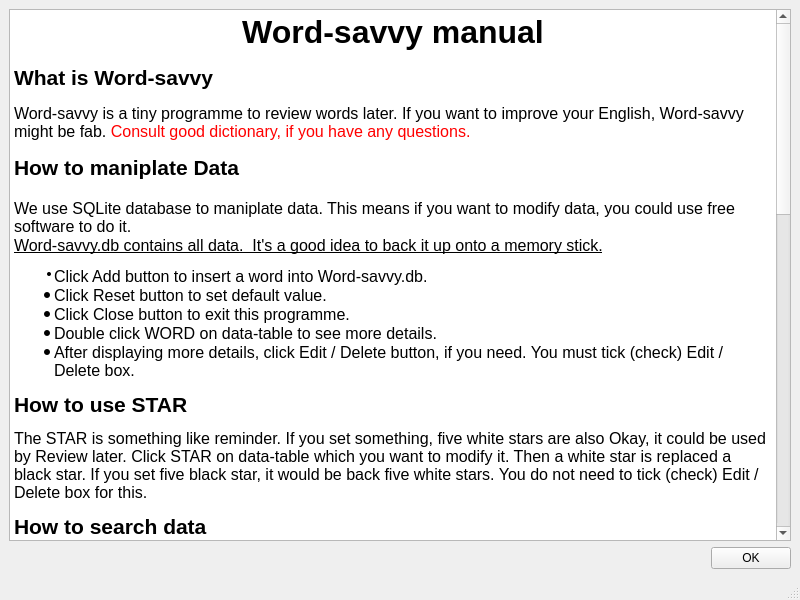
Above: manual.ui from m-fujimoto/Word-savvy before the change. Below: the same form after it.
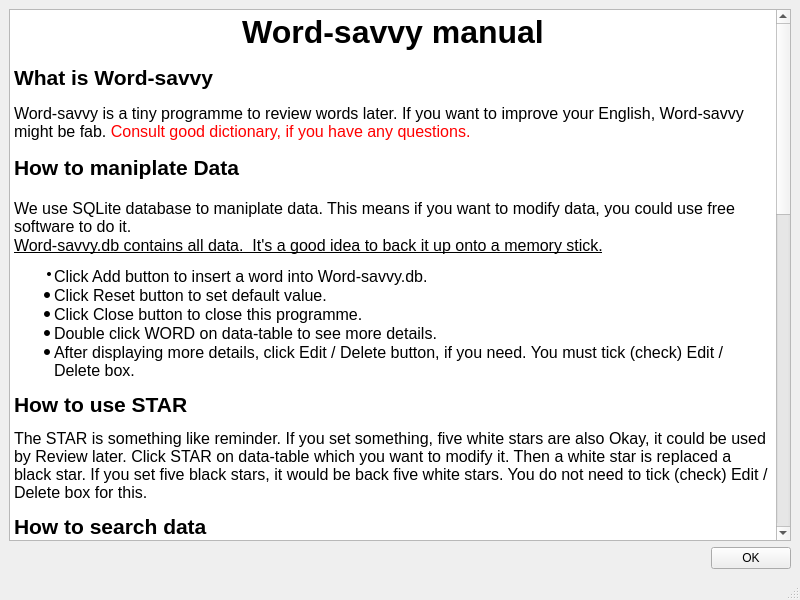
That is the form after the change.

What changed in the file:
```diff
--- a/manual.ui
+++ b/manual.ui
@@ -23,24 +23,24 @@
          <string>&lt;!DOCTYPE HTML PUBLIC &quot;-//W3C//DTD HTML 4.0//EN&quot; &quot;http://www.w3.org/TR/REC-html40/strict.dtd&quot;&gt;
 &lt;html&gt;&lt;head&gt;&lt;meta name=&quot;qrichtext&quot; content=&quot;1&quot; /&gt;&lt;style type=&quot;text/css&quot;&gt;
 p, li { white-space: pre-wrap; }
-&lt;/style&gt;&lt;/head&gt;&lt;body style=&quot; font-family:'Sans Serif'; font-size:9pt; font-weight:400; font-style:normal;&quot;&gt;
+&lt;/style&gt;&lt;/head&gt;&lt;body style=&quot; font-family:'MS Shell Dlg 2'; font-size:8.25pt; font-weight:400; font-style:normal;&quot;&gt;
 &lt;p align=&quot;center&quot; style=&quot; margin-top:0px; margin-bottom:0px; margin-left:0px; margin-right:0px; -qt-block-indent:0; text-indent:0px;&quot;&gt;&lt;span style=&quot; font-family:'Sans Serif'; font-size:24pt; font-weight:600;&quot;&gt;Word-savvy manual&lt;/span&gt;&lt;/p&gt;
-&lt;p style=&quot;-qt-paragraph-type:empty; margin-top:0px; margin-bottom:0px; margin-left:0px; margin-right:0px; -qt-block-indent:0; text-indent:0px; font-family:'Sans Serif'; font-weight:600;&quot;&gt;&lt;br /&gt;&lt;/p&gt;
+&lt;p style=&quot;-qt-paragraph-type:empty; margin-top:0px; margin-bottom:0px; margin-left:0px; margin-right:0px; -qt-block-indent:0; text-indent:0px; font-family:'Sans Serif'; font-size:9pt; font-weight:600;&quot;&gt;&lt;br /&gt;&lt;/p&gt;
 &lt;p style=&quot; margin-top:0px; margin-bottom:0px; margin-left:0px; margin-right:0px; -qt-block-indent:0; text-indent:0px;&quot;&gt;&lt;span style=&quot; font-family:'Sans Serif'; font-size:16pt; font-weight:600;&quot;&gt;What is Word-savvy&lt;/span&gt;&lt;/p&gt;
-&lt;p style=&quot;-qt-paragraph-type:empty; margin-top:0px; margin-bottom:0px; margin-left:0px; margin-right:0px; -qt-block-indent:0; text-indent:0px; font-family:'Sans Serif';&quot;&gt;&lt;br /&gt;&lt;/p&gt;
+&lt;p style=&quot;-qt-paragraph-type:empty; margin-top:0px; margin-bottom:0px; margin-left:0px; margin-right:0px; -qt-block-indent:0; text-indent:0px; font-family:'Sans Serif'; font-size:9pt;&quot;&gt;&lt;br /&gt;&lt;/p&gt;
 &lt;p style=&quot; margin-top:0px; margin-bottom:0px; margin-left:0px; margin-right:0px; -qt-block-indent:0; text-indent:0px;&quot;&gt;&lt;span style=&quot; font-family:'Sans Serif'; font-size:12pt;&quot;&gt;Word-savvy is a tiny programme to review words later. If you want to improve your English, Word-savvy might be fab.&lt;/span&gt;&lt;span style=&quot; font-family:'Sans Serif'; font-size:12pt; color:#ff0000;&quot;&gt; Consult good dictionary, if you have any questions.&lt;/span&gt;&lt;/p&gt;
-&lt;p style=&quot;-qt-paragraph-type:empty; margin-top:0px; margin-bottom:0px; margin-left:0px; margin-right:0px; -qt-block-indent:0; text-indent:0px; font-family:'Sans Serif'; color:#ff0000;&quot;&gt;&lt;br /&gt;&lt;/p&gt;
+&lt;p style=&quot;-qt-paragraph-type:empty; margin-top:0px; margin-bottom:0px; margin-left:0px; margin-right:0px; -qt-block-indent:0; text-indent:0px; font-family:'Sans Serif'; font-size:9pt; color:#ff0000;&quot;&gt;&lt;br /&gt;&lt;/p&gt;
 &lt;p style=&quot; margin-top:0px; margin-bottom:0px; margin-left:0px; margin-right:0px; -qt-block-indent:0; text-indent:0px;&quot;&gt;&lt;span style=&quot; font-family:'Sans Serif'; font-size:16pt; font-weight:600;&quot;&gt;How to maniplate Data&lt;/span&gt;&lt;/p&gt;
 &lt;p style=&quot;-qt-paragraph-type:empty; margin-top:0px; margin-bottom:0px; margin-left:0px; margin-right:0px; -qt-block-indent:0; text-indent:0px; font-family:'Sans Serif'; font-size:12pt;&quot;&gt;&lt;br /&gt;&lt;/p&gt;
 &lt;p style=&quot; margin-top:0px; margin-bottom:0px; margin-left:0px; margin-right:0px; -qt-block-indent:0; text-indent:0px;&quot;&gt;&lt;span style=&quot; font-family:'Sans Serif'; font-size:12pt;&quot;&gt;We use SQLite database to maniplate data. This means if you want to modify data, you could use free software to do it. &lt;/span&gt;&lt;/p&gt;
 &lt;p style=&quot; margin-top:0px; margin-bottom:0px; margin-left:0px; margin-right:0px; -qt-block-indent:0; text-indent:0px;&quot;&gt;&lt;span style=&quot; font-family:'Sans Serif'; font-size:12pt; text-decoration: underline;&quot;&gt;Word-savvy.db contains all data.  &lt;/span&gt;&lt;a name=&quot;back_pvg_9&quot;&gt;&lt;/a&gt;&lt;span style=&quot; font-family:'Sans Serif'; font-size:12pt; text-decoration: underline;&quot;&gt;I&lt;/span&gt;&lt;span style=&quot; font-family:'Sans Serif'; font-size:12pt; text-decoration: underline;&quot;&gt;t's a good idea to back it up onto a memory stick.&lt;/span&gt;&lt;/p&gt;
-&lt;ul style=&quot;margin-top: 0px; margin-bottom: 0px; margin-left: 0px; margin-right: 0px; -qt-list-indent: 1;&quot;&gt;&lt;li style=&quot; font-family:'Sans Serif';&quot; style=&quot; margin-top:12px; margin-bottom:0px; margin-left:0px; margin-right:0px; -qt-block-indent:0; text-indent:0px;&quot;&gt;&lt;span style=&quot; font-size:12pt;&quot;&gt;Click Add button to insert a word into Word-savvy.db.	&lt;/span&gt;&lt;/li&gt;
+&lt;ul style=&quot;margin-top: 0px; margin-bottom: 0px; margin-left: 0px; margin-right: 0px; -qt-list-indent: 1;&quot;&gt;&lt;li style=&quot; font-family:'Sans Serif'; font-size:9pt;&quot; style=&quot; margin-top:12px; margin-bottom:0px; margin-left:0px; margin-right:0px; -qt-block-indent:0; text-indent:0px;&quot;&gt;&lt;span style=&quot; font-size:12pt;&quot;&gt;Click Add button to insert a word into Word-savvy.db.	&lt;/span&gt;&lt;/li&gt;
 &lt;li style=&quot; font-family:'Sans Serif'; font-size:12pt;&quot; style=&quot; margin-top:0px; margin-bottom:0px; margin-left:0px; margin-right:0px; -qt-block-indent:0; text-indent:0px;&quot;&gt;Click Reset button to set default value.	&lt;/li&gt;
-&lt;li style=&quot; font-family:'Sans Serif'; font-size:12pt;&quot; style=&quot; margin-top:0px; margin-bottom:0px; margin-left:0px; margin-right:0px; -qt-block-indent:0; text-indent:0px;&quot;&gt;Click Close button to exit this programme.	&lt;/li&gt;
+&lt;li style=&quot; font-family:'Sans Serif'; font-size:12pt;&quot; style=&quot; margin-top:0px; margin-bottom:0px; margin-left:0px; margin-right:0px; -qt-block-indent:0; text-indent:0px;&quot;&gt;Click Close button to close this programme.	&lt;/li&gt;
 &lt;li style=&quot; font-family:'Sans Serif'; font-size:12pt;&quot; style=&quot; margin-top:0px; margin-bottom:0px; margin-left:0px; margin-right:0px; -qt-block-indent:0; text-indent:0px;&quot;&gt;Double click WORD on data-table to see more details.	&lt;/li&gt;
 &lt;li style=&quot; font-family:'Sans Serif'; font-size:12pt;&quot; style=&quot; margin-top:0px; margin-bottom:12px; margin-left:0px; margin-right:0px; -qt-block-indent:0; text-indent:0px;&quot;&gt;After displaying more details, click Edit / Delete button, if you need. You must tick (check) Edit / Delete box.&lt;/li&gt;&lt;/ul&gt;
 &lt;p style=&quot; margin-top:0px; margin-bottom:12px; margin-left:0px; margin-right:0px; -qt-block-indent:0; text-indent:0px;&quot;&gt;&lt;span style=&quot; font-family:'Sans Serif'; font-size:16pt; font-weight:600;&quot;&gt;How to use STAR&lt;/span&gt;&lt;/p&gt;
-&lt;p style=&quot; margin-top:0px; margin-bottom:12px; margin-left:0px; margin-right:0px; -qt-block-indent:0; text-indent:0px;&quot;&gt;&lt;span style=&quot; font-family:'Sans Serif'; font-size:12pt;&quot;&gt;The STAR is something like reminder. If you set something, five white stars are also Okay, it could be used by Review later. Click STAR on data-table which you want to modify it. Then a white star is replaced a black star. If you set five black star, it would be back five white stars. You do not need to tick (check) Edit / Delete box for this.&lt;/span&gt;&lt;/p&gt;
+&lt;p style=&quot; margin-top:0px; margin-bottom:12px; margin-left:0px; margin-right:0px; -qt-block-indent:0; text-indent:0px;&quot;&gt;&lt;span style=&quot; font-family:'Sans Serif'; font-size:12pt;&quot;&gt;The STAR is something like reminder. If you set something, five white stars are also Okay, it could be used by Review later. Click STAR on data-table which you want to modify it. Then a white star is replaced a black star. If you set five black stars, it would be back five white stars. You do not need to tick (check) Edit / Delete box for this.&lt;/span&gt;&lt;/p&gt;
 &lt;p style=&quot; margin-top:0px; margin-bottom:0px; margin-left:0px; margin-right:0px; -qt-block-indent:0; text-indent:0px;&quot;&gt;&lt;span style=&quot; font-family:'Sans Serif'; font-size:16pt; font-weight:600;&quot;&gt;How to search data&lt;/span&gt;&lt;/p&gt;
 &lt;p style=&quot;-qt-paragraph-type:empty; margin-top:0px; margin-bottom:0px; margin-left:0px; margin-right:0px; -qt-block-indent:0; text-indent:0px; font-family:'Sans Serif'; font-size:12pt;&quot;&gt;&lt;br /&gt;&lt;/p&gt;
 &lt;p style=&quot; margin-top:0px; margin-bottom:0px; margin-left:0px; margin-right:0px; -qt-block-indent:0; text-indent:0px;&quot;&gt;&lt;span style=&quot; font-family:'Sans Serif'; font-size:12pt;&quot;&gt;You must set KEYWORD to do the following .&lt;/span&gt;&lt;/p&gt;
@@ -57,18 +57,18 @@
 &lt;p style=&quot; margin-top:0px; margin-bottom:0px; margin-left:0px; margin-right:0px; -qt-block-indent:0; text-indent:0px;&quot;&gt;&lt;span style=&quot; font-family:'Sans Serif'; font-size:12pt;&quot;&gt;To lean Oxford Learner's Word Lists, your vocabulary would increase effectively. &lt;/span&gt;&lt;/p&gt;
 &lt;p style=&quot;-qt-paragraph-type:empty; margin-top:0px; margin-bottom:0px; margin-left:0px; margin-right:0px; -qt-block-indent:0; text-indent:0px; font-family:'Sans Serif'; font-size:12pt;&quot;&gt;&lt;br /&gt;&lt;/p&gt;
 &lt;p style=&quot; margin-top:0px; margin-bottom:0px; margin-left:0px; margin-right:0px; -qt-block-indent:0; text-indent:0px;&quot;&gt;&lt;span style=&quot; font-family:'Sans Serif'; font-size:16pt; font-weight:600;&quot;&gt;What is the CEFR?&lt;/span&gt;&lt;/p&gt;
-&lt;ul style=&quot;margin-top: 0px; margin-bottom: 0px; margin-left: 0px; margin-right: 0px; -qt-list-indent: 1;&quot;&gt;&lt;li style=&quot; font-family:'Sans Serif';&quot; style=&quot; margin-top:12px; margin-bottom:0px; margin-left:0px; margin-right:0px; -qt-block-indent:0; text-indent:0px;&quot;&gt;&lt;span style=&quot; font-size:12pt;&quot;&gt;A1 and A2 indicate elementary and pre-intermediate levels of ability.    &lt;/span&gt;&lt;/li&gt;
+&lt;ul style=&quot;margin-top: 0px; margin-bottom: 0px; margin-left: 0px; margin-right: 0px; -qt-list-indent: 1;&quot;&gt;&lt;li style=&quot; font-family:'Sans Serif'; font-size:9pt;&quot; style=&quot; margin-top:12px; margin-bottom:0px; margin-left:0px; margin-right:0px; -qt-block-indent:0; text-indent:0px;&quot;&gt;&lt;span style=&quot; font-size:12pt;&quot;&gt;A1 and A2 indicate elementary and pre-intermediate levels of ability.    &lt;/span&gt;&lt;/li&gt;
 &lt;li style=&quot; font-family:'Sans Serif'; font-size:12pt;&quot; style=&quot; margin-top:0px; margin-bottom:0px; margin-left:0px; margin-right:0px; -qt-block-indent:0; text-indent:0px;&quot;&gt;B1and B2 indicate lower- and upper-intermediate levels.    &lt;/li&gt;
 &lt;li style=&quot; font-family:'Sans Serif'; font-size:12pt;&quot; style=&quot; margin-top:0px; margin-bottom:0px; margin-left:0px; margin-right:0px; -qt-block-indent:0; text-indent:0px;&quot;&gt;C1 indicates advanced level.    &lt;/li&gt;
 &lt;li style=&quot; font-family:'Sans Serif'; font-size:12pt;&quot; style=&quot; margin-top:0px; margin-bottom:12px; margin-left:0px; margin-right:0px; -qt-block-indent:0; text-indent:0px;&quot;&gt;C2 indicates complete proficiency in the language.&lt;/li&gt;&lt;/ul&gt;
 &lt;p style=&quot; margin-top:0px; margin-bottom:12px; margin-left:0px; margin-right:0px; -qt-block-indent:0; text-indent:0px;&quot;&gt;&lt;span style=&quot; font-family:'Sans Serif'; font-size:16pt; font-weight:600;&quot;&gt;English-English Dictionary Menu&lt;/span&gt;&lt;/p&gt;
 &lt;p style=&quot; margin-top:0px; margin-bottom:12px; margin-left:0px; margin-right:0px; -qt-block-indent:0; text-indent:0px;&quot;&gt;&lt;span style=&quot; font-family:'Sans Serif'; font-size:12pt;&quot;&gt;If you click on English-English menubar, you could select a lot of online Engilish-English Dictionaries. First, you might think that it is very difficult to use it. Look up word carefully, you would notice a lot of examples to use it.&lt;/span&gt;&lt;/p&gt;
 &lt;p style=&quot; margin-top:0px; margin-bottom:0px; margin-left:0px; margin-right:0px; -qt-block-indent:0; text-indent:0px;&quot;&gt;&lt;span style=&quot; font-family:'Sans Serif'; font-size:16pt; font-weight:600;&quot;&gt;English-Japanese Dictionary Menu&lt;/span&gt;&lt;/p&gt;
-&lt;p style=&quot;-qt-paragraph-type:empty; margin-top:0px; margin-bottom:0px; margin-left:0px; margin-right:0px; -qt-block-indent:0; text-indent:0px; font-family:'Sans Serif';&quot;&gt;&lt;br /&gt;&lt;/p&gt;
+&lt;p style=&quot;-qt-paragraph-type:empty; margin-top:0px; margin-bottom:0px; margin-left:0px; margin-right:0px; -qt-block-indent:0; text-indent:0px; font-family:'Sans Serif'; font-size:9pt;&quot;&gt;&lt;br /&gt;&lt;/p&gt;
 &lt;p style=&quot; margin-top:0px; margin-bottom:0px; margin-left:0px; margin-right:0px; -qt-block-indent:0; text-indent:0px;&quot;&gt;&lt;span style=&quot; font-family:'Sans Serif'; font-size:12pt;&quot;&gt;If you click on English-Japanese menubar, &lt;/span&gt;&lt;/p&gt;
 &lt;p style=&quot; margin-top:0px; margin-bottom:0px; margin-left:0px; margin-right:0px; -qt-block-indent:0; text-indent:0px;&quot;&gt;&lt;span style=&quot; font-family:'Sans Serif'; font-size:12pt;&quot;&gt;you could select a lot of online Japanse-English Dctionaries.&lt;/span&gt;&lt;/p&gt;
 &lt;p style=&quot; margin-top:0px; margin-bottom:0px; margin-left:0px; margin-right:0px; -qt-block-indent:0; text-indent:0px;&quot;&gt;&lt;span style=&quot; font-family:'Sans Serif'; font-size:12pt;&quot;&gt;Use these , if you are not familiar with English-English Dictionary.&lt;/span&gt;&lt;/p&gt;
-&lt;p style=&quot;-qt-paragraph-type:empty; margin-top:0px; margin-bottom:0px; margin-left:0px; margin-right:0px; -qt-block-indent:0; text-indent:0px; font-family:'Sans Serif';&quot;&gt;&lt;br /&gt;&lt;/p&gt;
+&lt;p style=&quot;-qt-paragraph-type:empty; margin-top:0px; margin-bottom:0px; margin-left:0px; margin-right:0px; -qt-block-indent:0; text-indent:0px; font-family:'Sans Serif'; font-size:9pt;&quot;&gt;&lt;br /&gt;&lt;/p&gt;
 &lt;p style=&quot; margin-top:0px; margin-bottom:0px; margin-left:0px; margin-right:0px; -qt-block-indent:0; text-indent:0px;&quot;&gt;&lt;span style=&quot; font-family:'Sans Serif'; font-size:16pt; font-weight:600;&quot;&gt;Japanese Menu&lt;/span&gt;&lt;/p&gt;
 &lt;p style=&quot;-qt-paragraph-type:empty; margin-top:0px; margin-bottom:0px; margin-left:0px; margin-right:0px; -qt-block-indent:0; text-indent:0px; font-family:'Sans Serif'; font-size:12pt;&quot;&gt;&lt;br /&gt;&lt;/p&gt;
 &lt;p style=&quot; margin-top:0px; margin-bottom:0px; margin-left:0px; margin-right:0px; -qt-block-indent:0; text-indent:0px;&quot;&gt;&lt;span style=&quot; font-family:'Sans Serif'; font-size:12pt;&quot;&gt;If you want to know how Japanese means, use Japanese-language dictionary. If you want to know how to write Kanji,use mojinavi.&lt;/span&gt;&lt;/p&gt;
```
Left out of the diff: 2 changed lines with no effect on the pictures.
